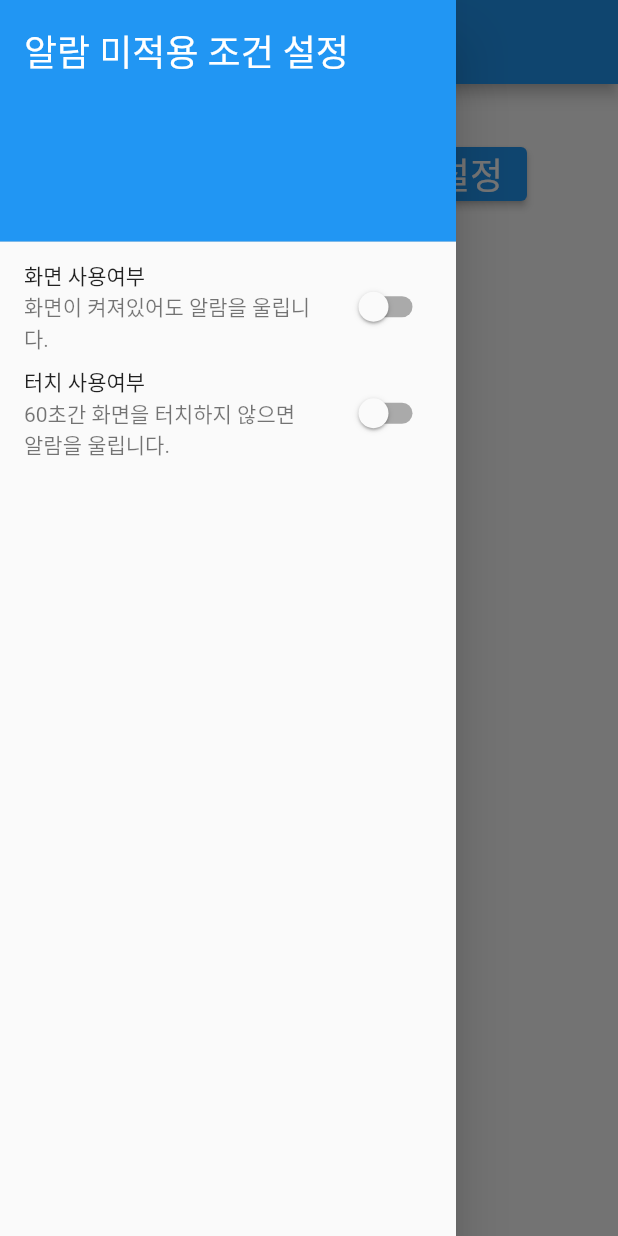
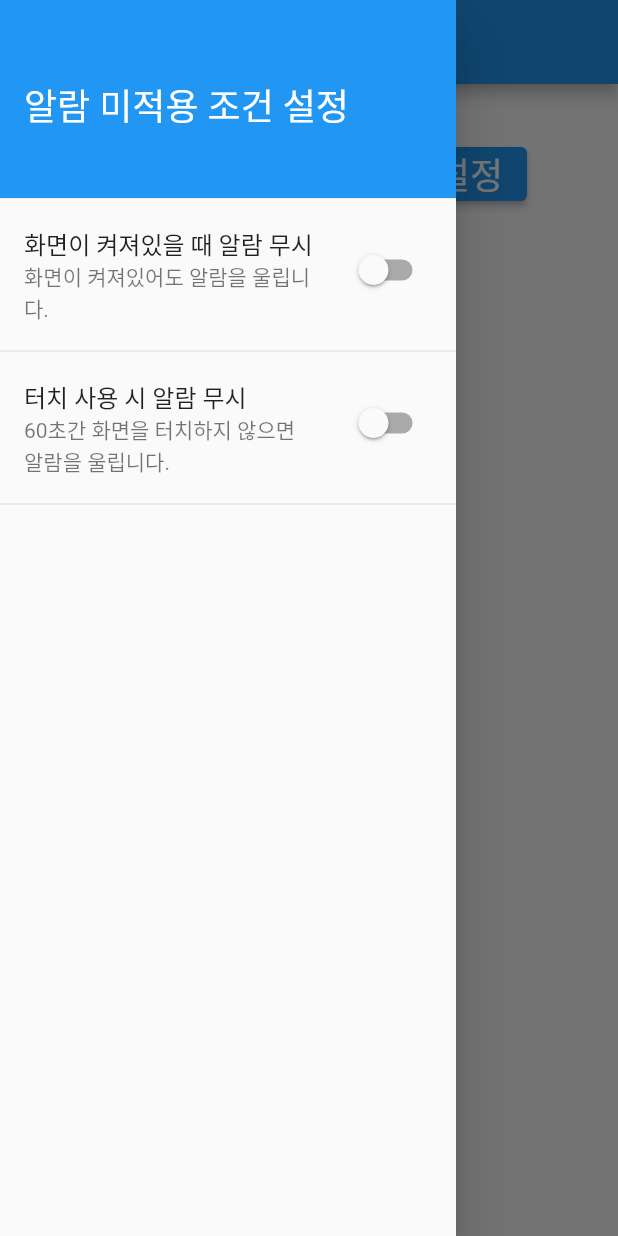
Before and after one commit to Cappuccinomild/blue_beacon, a Flutter app: the screen it shows after launch, with the side drawer open, on a phone screen of 412 x 824 dp. Run offline on Flutter 3.47's test engine with Material 2 defaults, Android fonts, the phone set to English and light mode, and no system bars; our stand-ins replace device_info_plus, file_picker, flutter_local_notifications, flutter_svg, fluttertoast, just_audio and 4 more; missing offline and left inert: beacons_plugin, flutter_background_service, flutter_background_service_android, perfect_volume_control, restart_app.

Commit message:
UI 수정

```diff
--- a/lib/test.dart
+++ b/lib/test.dart
@@ -6,6 +6,7 @@ import 'package:flutter/material.dart';
 import 'package:flutter_background_service/flutter_background_service.dart';
 import 'package:logger/logger.dart';
 import 'package:shared_preferences/shared_preferences.dart';
+import 'package:flutter_svg/flutter_svg.dart';
 
 // void main() {
 //   // runApp(TestApp());
@@ -25,7 +26,6 @@ class _TestAppState extends State<TestApp> {
   String selectedOption = 'none';
   late SharedPreferences prefs;
   late List<String> strList;
-
   bool touchEvent = false;
   bool screenEvent = false;
 
@@ -41,11 +41,10 @@ class _TestAppState extends State<TestApp> {
     // log('initPrefs() 호출');
     prefs = await SharedPreferences.getInstance();
 
-    setState((){
-      touchEvent = prefs.getBool("touchEvent")??false;
-      screenEvent = prefs.getBool("screenEvent")??false;
-      }
-    );
+    setState(() {
+      touchEvent = prefs.getBool("touchEvent") ?? false;
+      screenEvent = prefs.getBool("screenEvent") ?? false;
+    });
 
     // if (prefs.getBool('isUserFile') == false) {
     //   setState(() {
@@ -106,10 +105,14 @@ class _TestAppState extends State<TestApp> {
           child: ListView(
             padding: EdgeInsets.zero,
             children: <Widget>[
-              DrawerHeader(
+              const SizedBox(
+                height: 140,
+                child: DrawerHeader(
                   decoration: BoxDecoration(
                     color: Colors.blue,
                   ),
+                  child: Align(
+                    alignment: Alignment.centerLeft,
                     child: Text(
                       '알람 미적용 조건 설정',
                       style: TextStyle(
@@ -118,43 +121,74 @@ class _TestAppState extends State<TestApp> {
                       ),
                     ),
                   ),
+                ),
+              ),
               ListTile(
-                title: Text('화면 사용여부'),
+                minVerticalPadding: 10,
+                title: const Text(
+                  '화면이 켜져있을 때 알람 무시',
+                  style: TextStyle(fontSize: 16),
+                ),
                 subtitle: screenEvent
-                    ? Text('화면이 켜져있을때 알람을 무시합니다.')
-                    : Text('화면이 켜져있어도 알람을 울립니다.'),
+                    ? const Text('화면이 켜져있을때 알람을 무시합니다.')
+                    : const Text('화면이 켜져있어도 알람을 울립니다.'),
                 trailing: Switch(
                   value: screenEvent,
                   onChanged: (value) {
                     setState(() {
                       screenEvent = value;
                       prefs.setBool("screenEvent", screenEvent);
-                      FlutterBackgroundService().invoke("setTouchEvent", {"value":screenEvent});
+                      FlutterBackgroundService()
+                          .invoke("setTouchEvent", {"value": screenEvent});
                     });
                   },
                 ),
+                onTap: () {
+                  setState(() {
+                    screenEvent = !screenEvent;
+                    prefs.setBool("screenEvent", screenEvent);
+                    FlutterBackgroundService()
+                        .invoke("setTouchEvent", {"value": screenEvent});
+                  });
+                },
               ),
+              const Divider(),
               ListTile(
-                title: Text('터치 사용여부'),
+                minVerticalPadding: 10,
+                title: const Text(
+                  '터치 사용 시 알람 무시',
+                  style: TextStyle(fontSize: 16),
+                ),
                 subtitle: touchEvent
-                    ? Text('최근에 화면을 터치했다면 알람을 무시합니다.')
-                    : Text('60초간 화면을 터치하지 않으면 알람을 울립니다.'),
+                    ? const Text('최근에 화면을 터치했다면 알람을 무시합니다.')
+                    : const Text('60초간 화면을 터치하지 않으면 알람을 울립니다.'),
                 trailing: Switch(
                   value: touchEvent,
                   onChanged: (value) {
                     setState(() {
                       touchEvent = value;
                       prefs.setBool("touchEvent", touchEvent);
-                      FlutterBackgroundService().invoke("setScreenEvent", {"value":touchEvent});
+                      FlutterBackgroundService()
+                          .invoke("setTouchEvent", {"value": touchEvent});
                     });
                   },
                 ),
+                onTap: () {
+                  setState(() {
+                    touchEvent = !touchEvent;
+                    prefs.setBool("set", touchEvent);
+                    FlutterBackgroundService()
+                        .invoke("setTouchEvent", {"value": touchEvent});
+                  });
+                },
               ),
+              const Divider(),
               // 필요한 만큼 메뉴 항목을 추가할 수 있습니다.
             ],
           ),
         ),
-        body: Center(
+        body: SingleChildScrollView(
+          child: Center(
             child: Column(
               mainAxisAlignment: MainAxisAlignment.start,
               children: [
@@ -174,15 +208,14 @@ class _TestAppState extends State<TestApp> {
                       // 내용이 없을 경우
                       if (uuid == "") {
                         isBluetoothOn = false;
-                }
-                else{
+                      } else {
                         isBluetoothOn = true;
                       }
 
                       return Column(
                         children: [
                           Container(
-                      margin: EdgeInsets.only(top: 200, bottom: 30),
+                            margin: const EdgeInsets.only(top: 180, bottom: 30),
                             child: InkWell(
                                 highlightColor: Colors.transparent,
                                 splashColor: Colors.transparent,
@@ -193,16 +226,23 @@ class _TestAppState extends State<TestApp> {
                                   initPrefs();
                                 },
                                 child: isBluetoothOn
-                            ? Image.asset("assets/image/bluetooth_on.png")
-                            : Image.asset("assets/image/bluetooth_off.png"),
-                      ),
+                                    ? SvgPicture.asset(
+                                        'assets/image/bluetooth_on.svg',
+                                        height: 170,
+                                        width: 170,
+                                      )
+                                    : SvgPicture.asset(
+                                        'assets/image/bluetooth_off.svg',
+                                        height: 170,
+                                        width: 170,
+                                      )),
                           ),
                           Container(
-                      margin: EdgeInsets.only(bottom: 100),
+                            margin: const EdgeInsets.only(bottom: 80),
                             child: Column(
                               children: [
                                 Text(
-                            isBluetoothOn ? "비컨이 켜져있습니다" : "비컨이 꺼져있습니다",
+                                  isBluetoothOn ? "비콘이 켜져있습니다" : "비콘이 꺼져있습니다",
                                   style: const TextStyle(
                                     fontSize: 24,
                                     fontWeight: FontWeight.bold,
@@ -211,8 +251,8 @@ class _TestAppState extends State<TestApp> {
                                 const SizedBox(height: 5),
                                 Text(
                                   isBluetoothOn
-                                ? "비컨의 전원을 꺼 알람을 해제하세요"
-                                : "비컨의 전원을 켜 알람을 울려주세요",
+                                      ? "비콘의 전원을 꺼 알람을 해제하세요"
+                                      : "비콘의 전원을 켜 알람을 울려주세요",
                                   style: const TextStyle(
                                     fontSize: 16,
                                     color: Colors.black26,
@@ -236,9 +276,10 @@ class _TestAppState extends State<TestApp> {
                             MaterialPageRoute(
                                 builder: (context) => BeaconConnectScreen()));
                       },
-                    child: const Text("비컨 재등록", style: TextStyle(fontSize: 24)),
+                      child:
+                          const Text("비콘 재등록", style: TextStyle(fontSize: 24)),
                     ),
-                  SizedBox(width: 16),
+                    const SizedBox(width: 16),
                     ElevatedButton(
                       onPressed: () {
                         Navigator.push(
@@ -246,7 +287,8 @@ class _TestAppState extends State<TestApp> {
                             MaterialPageRoute(
                                 builder: (context) => SettingScreen()));
                       },
-                    child: const Text("알림 설정", style: TextStyle(fontSize: 24)),
+                      child:
+                          const Text("알림 설정", style: TextStyle(fontSize: 24)),
                     )
                   ],
                 ), // 버튼 2개
@@ -254,6 +296,7 @@ class _TestAppState extends State<TestApp> {
             ),
           ),
         ),
+      ),
     );
   }
 }
--- a/pubspec.yaml
+++ b/pubspec.yaml
@@ -51,6 +51,7 @@ dependencies:
   restart_app: ^1.2.1
   perfect_volume_control: ^1.0.5
   wakelock: ^0.4.0
+  flutter_svg: ^2.0.7
 
 dev_dependencies:
   flutter_test:
@@ -82,6 +83,8 @@ flutter:
     - assets/audio/beep3.mp3
     - assets/audio/chicken.mp3
     - assets/audio/playtime.mp3
+    - assets/image/bluetooth_on.svg
+    - assets/image/bluetooth_off.svg
 
   # To add assets to your application, add an assets section, like this:
   # assets:
```
Also changed, not shown: assets/image/bluetooth_off.svg (added), assets/image/bluetooth_on.svg (added), pubspec.lock, 1 other file. Lines whose indentation alone changed are shown as unchanged.
